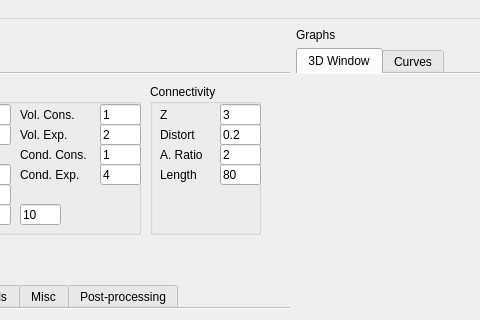
Old version of the form gui/mainwindow.ui in the repository ahboujelben/numSCAL-basic; both pictures show x 239 to 719 and y 0 to 320 of the 1100 by 667 pixel window.
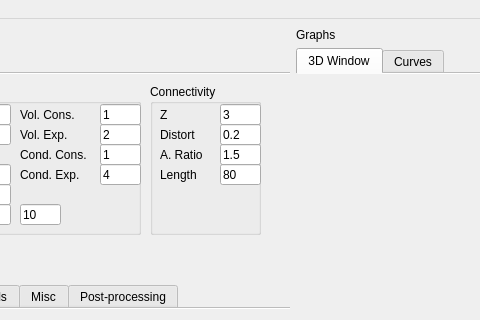
New version of the form. The open tabs and pages were chosen to show the change. Icons and pictures are not drawn. Custom widgets are drawn as their Qt base class.

What changed in the file:
```diff
--- a/gui/mainwindow.ui
+++ b/gui/mainwindow.ui
@@ -895,7 +895,7 @@
             <string>aspect ratio (node/throat)</string>
            </property>
            <property name="text">
-            <string>2</string>
+            <string>1.5</string>
            </property>
           </widget>
          </widget>
```
Left out of the diff: 2 changed lines with no effect on the pictures.
